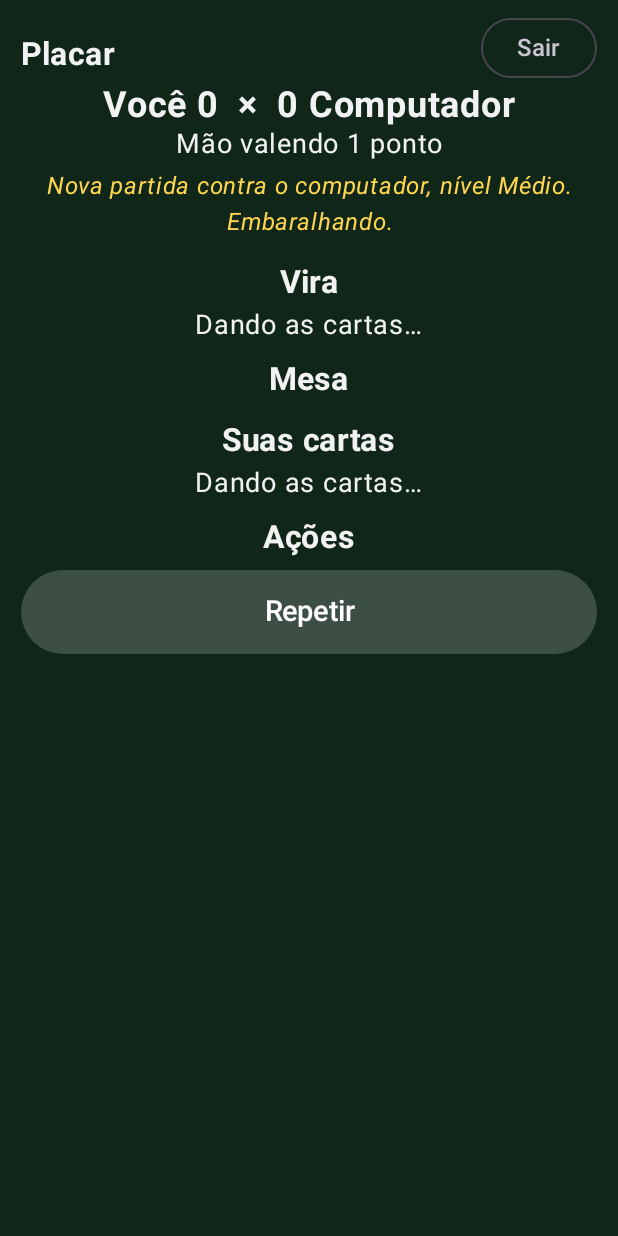
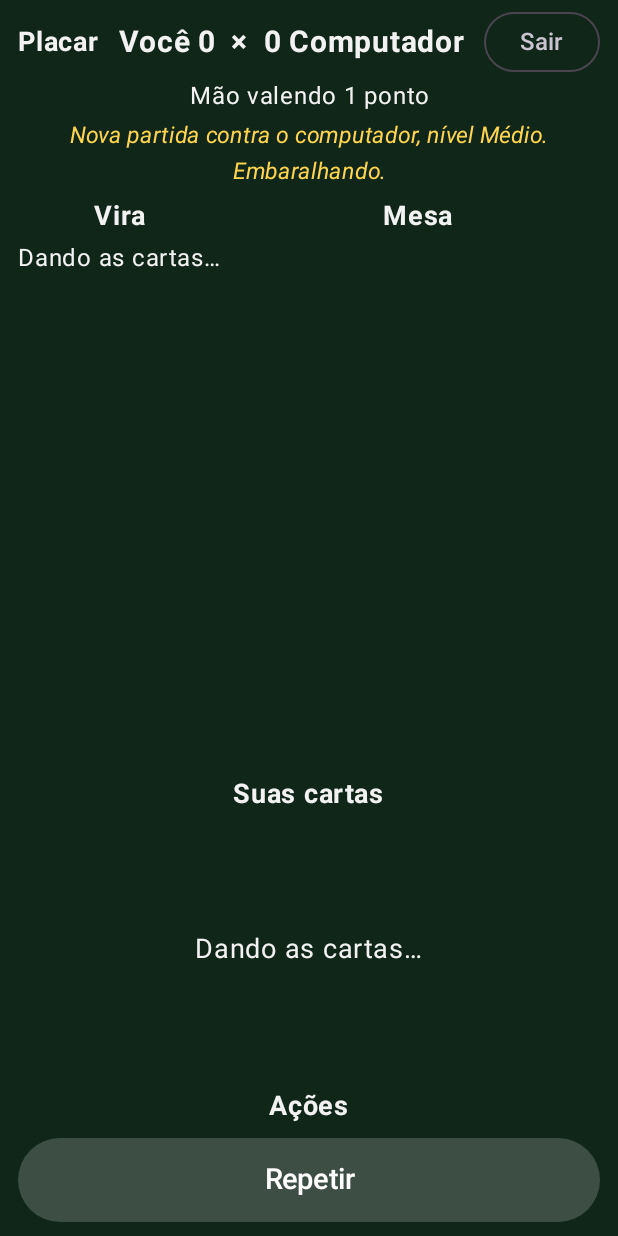
Before and after one commit to pdonizete/truco-android, an Android app built with Jetpack Compose: the screen it shows after launch (MainActivity), after a tap on an icon or button, on a phone screen of 412 x 824 dp. Run offline under Robolectric (Android 15) with nearby library versions, the phone set to English and light mode, and no system bars.

Commit message:
Corrige computador parado e deixa a tela de jogo inteira visível
A voz agora tem tempo máximo para avisar o fim da fala, então o computador não fica esperando para sempre. A tela de jogo não rola mais: as cartas mudam de tamanho conforme a tela e as ações ficam fixas embaixo, onde a exploração por toque encontra. Esperas entre as jogadas mais curtas.

Co-Authored-By: Claude <noreply@anthropic.com>

```diff
--- a/app/src/main/java/com/pdonizete/truco/speech/Voice.kt
+++ b/app/src/main/java/com/pdonizete/truco/speech/Voice.kt
@@ -3,16 +3,21 @@ package com.pdonizete.truco.speech
 import android.content.Context
 import android.os.Handler
 import android.os.Looper
+import android.os.SystemClock
 import android.speech.tts.TextToSpeech
 import android.speech.tts.UtteranceProgressListener
 import java.util.Locale
 import java.util.concurrent.ConcurrentHashMap
+import java.util.concurrent.atomic.AtomicBoolean
 import java.util.concurrent.atomic.AtomicInteger
 
 /**
  * Voz própria do app (TextToSpeech em português do Brasil, velocidade 1,05).
  * [speak] fala um texto; [afterQueue] roda uma ação quando a fila de fala termina.
- * Pedidos feitos antes de o motor de voz iniciar ficam guardados e rodam depois.
+ *
+ * O jogo depende de [afterQueue] para seguir em frente, então ela nunca pode ficar presa:
+ * alguns motores de voz não avisam o fim da fala (por exemplo quando o TalkBack interrompe).
+ * Por isso cada ação tem um tempo máximo, estimado pelo tamanho do texto na fila.
  */
 class Voice(context: Context) {
     private enum class State { STARTING, READY, FAILED }
@@ -22,7 +27,20 @@ class Voice(context: Context) {
     private val callbacks = ConcurrentHashMap<String, () -> Unit>()
     private val counter = AtomicInteger()
     private var state = State.STARTING
+
+    /** Momento estimado (SystemClock.uptimeMillis) em que a fila de fala termina. */
+    private var expectedEnd = 0L
     private val tts = TextToSpeech(context.applicationContext) { status -> main.post { onInit(status) } }
+
+    init {
+        // Se o motor de voz não responder, o jogo não pode ficar parado esperando por ele.
+        main.postDelayed({
+            if (state == State.STARTING) {
+                state = State.FAILED
+                drainWaiting()
+            }
+        }, INIT_TIMEOUT_MS)
+    }
 
     /** Desligada, a voz não fala e [afterQueue] roda a ação na hora. */
     var enabled = true
@@ -32,6 +50,7 @@ class Voice(context: Context) {
         }
 
     private fun onInit(status: Int) {
+        if (state == State.READY) return
         if (status != TextToSpeech.SUCCESS) {
             state = State.FAILED
         } else {
@@ -51,6 +70,10 @@ class Voice(context: Context) {
             })
             state = State.READY
         }
+        drainWaiting()
+    }
+
+    private fun drainWaiting() {
         val queued = waiting.toList()
         waiting.clear()
         queued.forEach { it() }
@@ -76,20 +99,30 @@ class Voice(context: Context) {
             State.STARTING -> waiting += { speak(text, flush) }
             State.READY -> {
                 if (flush) releaseCallbacks()
+                val now = SystemClock.uptimeMillis()
+                val start = if (flush) now else maxOf(now, expectedEnd)
+                expectedEnd = start + estimateMs(text)
                 val mode = if (flush) TextToSpeech.QUEUE_FLUSH else TextToSpeech.QUEUE_ADD
                 tts.speak(text, mode, null, "f" + counter.incrementAndGet())
             }
         }
     }
 
-    /** Roda [action] quando tudo o que está na fila de fala terminar. */
+    /** Roda [action] uma única vez, quando a fila de fala terminar ou quando passar o tempo máximo. */
     fun afterQueue(action: () -> Unit) {
         when {
             !enabled || state == State.FAILED -> main.post(action)
             state == State.STARTING -> waiting += { afterQueue(action) }
             else -> {
                 val id = "q" + counter.incrementAndGet()
-                callbacks[id] = action
+                val done = AtomicBoolean(false)
+                val run: () -> Unit = { if (done.compareAndSet(false, true)) action() }
+                callbacks[id] = run
+                val wait = maxOf(0L, expectedEnd - SystemClock.uptimeMillis()) + GRACE_MS
+                main.postDelayed({
+                    callbacks.remove(id)
+                    run()
+                }, wait)
                 if (tts.playSilentUtterance(1, TextToSpeech.QUEUE_ADD, id) != TextToSpeech.SUCCESS) finished(id)
             }
         }
@@ -97,11 +130,21 @@ class Voice(context: Context) {
 
     fun stop() {
         if (state == State.READY) tts.stop()
+        expectedEnd = 0L
         releaseCallbacks()
     }
 
     fun shutdown() {
+        main.removeCallbacksAndMessages(null)
         callbacks.clear()
         tts.shutdown()
     }
+
+    private companion object {
+        const val INIT_TIMEOUT_MS = 6000L
+        const val GRACE_MS = 1500L
+
+        /** Estimativa folgada da duração da fala: cerca de 14 caracteres por segundo. */
+        fun estimateMs(text: String): Long = 500L + text.length * 70L
+    }
 }
--- a/app/src/main/java/com/pdonizete/truco/ui/AppViewModel.kt
+++ b/app/src/main/java/com/pdonizete/truco/ui/AppViewModel.kt
@@ -146,11 +146,11 @@ class AppViewModel(app: Application) : AndroidViewModel(app) {
         sfx.playShuffle()
         val gen = generation
         viewModelScope.launch(gameJobs) {
-            delay(1600)
-            repeat(6) { sfx.playDeal(); delay(140) }
-            delay(100)
+            delay(1100)
+            repeat(6) { sfx.playDeal(); delay(90) }
+            delay(60)
             sfx.playVira()
-            delay(300)
+            delay(200)
             val m = match ?: return@launch
             if (gen != generation) return@launch
             dealing = false
@@ -232,8 +232,12 @@ class AppViewModel(app: Application) : AndroidViewModel(app) {
 
     // ---------------- Computador
 
+    /** Só a última jogada agendada do computador vale; agendamentos antigos são ignorados. */
+    private var cpuTicket = 0
+
     private fun cpuLater() {
-        afterSpeech { later(if (voiceActive) 600 else 1200) { cpuAct() } }
+        val ticket = ++cpuTicket
+        afterSpeech { later(if (voiceActive) 350 else 900) { if (ticket == cpuTicket) cpuAct() } }
     }
 
     private fun cpuAct() {
--- a/app/src/main/java/com/pdonizete/truco/ui/CardView.kt
+++ b/app/src/main/java/com/pdonizete/truco/ui/CardView.kt
@@ -12,6 +12,7 @@ import androidx.compose.runtime.Composable
 import androidx.compose.ui.Alignment
 import androidx.compose.ui.Modifier
 import androidx.compose.ui.draw.clip
+import androidx.compose.ui.platform.LocalDensity
 import androidx.compose.ui.text.font.FontWeight
 import androidx.compose.ui.unit.Dp
 import androidx.compose.ui.unit.dp
@@ -33,6 +34,7 @@ private fun suitColor(s: Suit) = if (s == Suit.OUROS || s == Suit.COPAS) Palette
 /**
  * Desenho de uma carta: valor e naipe grandes; manilha com borda dourada.
  * Não entra na árvore de acessibilidade: quem descreve a carta é o contêiner (clearAndSetSemantics).
+ * O texto acompanha o tamanho da carta, não a escala de fonte do sistema, para não vazar da carta.
  */
 @Composable
 fun CardFace(
@@ -44,6 +46,7 @@ fun CardFace(
 ) {
     val shape = RoundedCornerShape(width * 0.12f)
     val special = !faceDown && vira != null && card.isManilha(vira)
+    val k = width.value / LocalDensity.current.fontScale
     Box(
         modifier
             .size(width, width * 1.45f)
@@ -63,16 +66,13 @@ fun CardFace(
             Column(horizontalAlignment = Alignment.CenterHorizontally, verticalArrangement = Arrangement.Center) {
                 Text(
                     card.rank.symbol, color = color, fontWeight = FontWeight.Bold,
-                    fontSize = (width.value * 0.42f).sp, lineHeight = (width.value * 0.46f).sp,
+                    fontSize = (k * 0.42f).sp, lineHeight = (k * 0.46f).sp,
                 )
-                Text(
-                    suitSymbol(card.suit), color = color,
-                    fontSize = (width.value * 0.40f).sp, lineHeight = (width.value * 0.44f).sp,
-                )
+                Text(suitSymbol(card.suit), color = color, fontSize = (k * 0.40f).sp, lineHeight = (k * 0.44f).sp)
                 if (special) {
                     Text(
                         if (card.isZap(vira!!)) "ZAP" else "MANILHA", color = Palette.Black,
-                        fontWeight = FontWeight.Bold, fontSize = (width.value * 0.12f).sp,
+                        fontWeight = FontWeight.Bold, fontSize = (k * 0.12f).sp,
                     )
                 }
             }
--- a/app/src/main/java/com/pdonizete/truco/ui/GameScreen.kt
+++ b/app/src/main/java/com/pdonizete/truco/ui/GameScreen.kt
@@ -6,16 +6,16 @@ import androidx.compose.foundation.clickable
 import androidx.compose.foundation.focusable
 import androidx.compose.foundation.layout.Arrangement
 import androidx.compose.foundation.layout.Box
+import androidx.compose.foundation.layout.BoxWithConstraints
 import androidx.compose.foundation.layout.Column
 import androidx.compose.foundation.layout.Row
+import androidx.compose.foundation.layout.fillMaxHeight
 import androidx.compose.foundation.layout.fillMaxSize
 import androidx.compose.foundation.layout.fillMaxWidth
 import androidx.compose.foundation.layout.heightIn
 import androidx.compose.foundation.layout.padding
 import androidx.compose.foundation.layout.safeDrawingPadding
-import androidx.compose.foundation.rememberScrollState
 import androidx.compose.foundation.shape.RoundedCornerShape
-import androidx.compose.foundation.verticalScroll
 import androidx.compose.material3.AlertDialog
 import androidx.compose.material3.Text
 import androidx.compose.material3.TextButton
@@ -43,15 +43,22 @@ import androidx.compose.ui.semantics.semantics
 import androidx.compose.ui.text.font.FontStyle
 import androidx.compose.ui.text.font.FontWeight
 import androidx.compose.ui.text.style.TextAlign
+import androidx.compose.ui.text.style.TextOverflow
+import androidx.compose.ui.unit.Dp
 import androidx.compose.ui.unit.dp
 import androidx.compose.ui.unit.sp
 import com.pdonizete.truco.game.Card
+import com.pdonizete.truco.game.Hand
 import com.pdonizete.truco.game.Response
 import com.pdonizete.truco.game.Words
 import com.pdonizete.truco.game.nextRaise
 
 private class Action(val label: String, val color: Color, val onClick: () -> Unit)
 
+/**
+ * Tela de jogo. Cabe inteira na tela, sem rolar, para a exploração por toque achar tudo:
+ * placar em cima, vira e mesa no meio, suas cartas e as ações fixas embaixo.
+ */
 @Composable
 fun GameScreen(vm: AppViewModel) {
     val askExit = rememberConfirm("Deseja sair da partida?") { vm.backToMenu() }
@@ -88,90 +95,6 @@ fun GameScreen(vm: AppViewModel) {
         )
     }
 
-    Column(
-        Modifier
-            .fillMaxSize()
-            .background(Palette.Bg)
-            .safeDrawingPadding()
-            .verticalScroll(rememberScrollState())
-            .semantics { isTraversalGroup = true }
-            .padding(horizontal = 14.dp, vertical = 8.dp),
-        horizontalAlignment = Alignment.CenterHorizontally,
-    ) {
-        // Placar. O botão Sair fica no canto, mas por último na varredura.
-        Row(Modifier.fillMaxWidth(), verticalAlignment = Alignment.CenterVertically) {
-            SectionTitle("Placar", Modifier.weight(1f))
-            ExitButton("Sair") { askExit() }
-        }
-        Text(
-            vm.scoreDisplay(),
-            fontSize = 24.sp,
-            fontWeight = FontWeight.Bold,
-            modifier = Modifier.clearAndSetSemantics { contentDescription = vm.scoreDescription() },
-        )
-        Text(vm.handValueText(h), fontSize = 18.sp, textAlign = TextAlign.Center)
-        // Linha de status. Com a voz do app ligada, o TalkBack não repete o que a voz já falou;
-        // com a voz desligada, ela vira região ativa e o TalkBack lê cada aviso.
-        Text(
-            vm.status,
-            color = Palette.Status,
-            fontStyle = FontStyle.Italic,
-            fontSize = 16.sp,
-            textAlign = TextAlign.Center,
-            modifier = Modifier
-                .fillMaxWidth()
-                .heightIn(min = 40.dp)
-                .padding(vertical = 4.dp)
-                .then(
-                    if (vm.voiceActive) Modifier.clearAndSetSemantics { }
-                    else Modifier.semantics { liveRegion = LiveRegionMode.Polite },
-                ),
-        )
-
-        SectionTitle("Vira")
-        if (vm.dealing) {
-            Text("Dando as cartas…", fontSize = 18.sp)
-        } else {
-            Row(
-                verticalAlignment = Alignment.CenterVertically,
-                horizontalArrangement = Arrangement.spacedBy(12.dp),
-                modifier = Modifier.clearAndSetSemantics { contentDescription = vm.viraText(h) },
-            ) {
-                CardFace(h.vira, null, width = 64.dp)
-                Text("Manilha: ${Words.manilha(h.vira)}", fontSize = 20.sp, fontWeight = FontWeight.SemiBold)
-            }
-        }
-
-        SectionTitle("Mesa")
-        if (!vm.dealing) TableArea(vm, h)
-
-        SectionTitle("Suas cartas", Modifier.focusRequester(handHeading).focusable())
-        when {
-            vm.dealing -> Text("Dando as cartas…", fontSize = 18.sp)
-            h.hands[ME].isEmpty() -> Text("Você não tem mais cartas.", fontSize = 18.sp)
-            else -> Row(horizontalArrangement = Arrangement.spacedBy(10.dp)) {
-                h.hands[ME].forEachIndexed { i, card ->
-                    key(card.id) {
-                        val label = vm.cardLabel(h, card, i)
-                        val play = { if (vm.tapCard(card)) choosing = card }
-                        CardFace(
-                            card, h.vira, width = 92.dp, faceDown = h.blind,
-                            modifier = Modifier
-                                .then(if (i == 0) Modifier.focusRequester(firstCard) else Modifier)
-                                .clip(RoundedCornerShape(11.dp))
-                                .clickable(onClick = play)
-                                .clearAndSetSemantics {
-                                    contentDescription = label
-                                    role = Role.Button
-                                    onClick { play(); true }
-                                },
-                        )
-                    }
-                }
-            }
-        }
-
-        SectionTitle("Ações")
     val actions = buildList {
         val p = h.pending
         when {
@@ -196,9 +119,141 @@ fun GameScreen(vm: AppViewModel) {
         }
         add(Action("Repetir", Palette.Muted) { vm.describe() })
     }
-        actions.forEachIndexed { i, a ->
+
+    BoxWithConstraints(
+        Modifier
+            .fillMaxSize()
+            .background(Palette.Bg)
+            .safeDrawingPadding(),
+    ) {
+        // Tamanho das cartas a partir da tela: três cartas na largura e espaço para o resto na altura.
+        val handW = minOf(
+            (maxWidth - 48.dp) / 3,
+            (maxHeight - 400.dp).coerceAtLeast(120.dp) * 0.45f / 1.45f,
+            120.dp,
+        ).coerceAtLeast(52.dp)
+        val tableW = handW * 0.75f
+
+        Column(
+            Modifier
+                .fillMaxSize()
+                .semantics { isTraversalGroup = true }
+                .padding(horizontal = 12.dp, vertical = 4.dp),
+            horizontalAlignment = Alignment.CenterHorizontally,
+        ) {
+            // Placar. O botão Sair fica no canto, mas por último na varredura.
+            Row(Modifier.fillMaxWidth(), verticalAlignment = Alignment.CenterVertically) {
+                SectionTitle("Placar", size = 18, top = 4.dp)
+                Text(
+                    vm.scoreDisplay(),
+                    fontSize = 20.sp,
+                    fontWeight = FontWeight.Bold,
+                    textAlign = TextAlign.Center,
+                    modifier = Modifier
+                        .weight(1f)
+                        .clearAndSetSemantics { contentDescription = vm.scoreDescription() },
+                )
+                ExitButton("Sair") { askExit() }
+            }
+            Text(vm.handValueText(h), fontSize = 16.sp, textAlign = TextAlign.Center)
+            // Linha de status. Com a voz do app ligada, o TalkBack não repete o que a voz já falou;
+            // com a voz desligada, ela vira região ativa e o TalkBack lê cada aviso.
+            Text(
+                vm.status,
+                color = Palette.Status,
+                fontStyle = FontStyle.Italic,
+                fontSize = 15.sp,
+                textAlign = TextAlign.Center,
+                maxLines = 2,
+                overflow = TextOverflow.Ellipsis,
+                modifier = Modifier
+                    .fillMaxWidth()
+                    .heightIn(min = 40.dp)
+                    .padding(vertical = 2.dp)
+                    .then(
+                        if (vm.voiceActive) Modifier.clearAndSetSemantics { }
+                        else Modifier.semantics { liveRegion = LiveRegionMode.Polite },
+                    ),
+            )
+
+            // Vira à esquerda e mesa à direita. Cada coluna é um grupo, para o TalkBack ler
+            // a vira inteira antes da mesa.
+            Row(
+                Modifier
+                    .fillMaxWidth()
+                    .weight(1f),
+                horizontalArrangement = Arrangement.spacedBy(10.dp),
+            ) {
+                Column(
+                    Modifier.fillMaxHeight().semantics { isTraversalGroup = true },
+                    horizontalAlignment = Alignment.CenterHorizontally,
+                ) {
+                    SectionTitle("Vira", size = 18, top = 4.dp)
+                    if (vm.dealing) {
+                        Text("Dando as cartas…", fontSize = 16.sp)
+                    } else {
+                        Column(
+                            horizontalAlignment = Alignment.CenterHorizontally,
+                            modifier = Modifier.clearAndSetSemantics { contentDescription = vm.viraText(h) },
+                        ) {
+                            CardFace(h.vira, null, width = tableW)
+                            Text("Manilha: ${Words.manilha(h.vira)}", fontSize = 16.sp, fontWeight = FontWeight.SemiBold)
+                        }
+                    }
+                }
+                Column(
+                    Modifier.weight(1f).fillMaxHeight().semantics { isTraversalGroup = true },
+                    horizontalAlignment = Alignment.CenterHorizontally,
+                ) {
+                    SectionTitle("Mesa", size = 18, top = 4.dp)
+                    if (!vm.dealing) TableArea(vm, h, tableW, Modifier.fillMaxWidth().weight(1f))
+                }
+            }
+
+            SectionTitle("Suas cartas", Modifier.focusRequester(handHeading).focusable(), size = 18, top = 6.dp)
+            Box(Modifier.heightIn(min = handW * 1.45f), contentAlignment = Alignment.Center) {
+                when {
+                    vm.dealing -> Text("Dando as cartas…", fontSize = 18.sp)
+                    h.hands[ME].isEmpty() -> Text("Você não tem mais cartas.", fontSize = 18.sp)
+                    else -> Row(horizontalArrangement = Arrangement.spacedBy(10.dp)) {
+                        h.hands[ME].forEachIndexed { i, card ->
+                            key(card.id) {
+                                val label = vm.cardLabel(h, card, i)
+                                val play = { if (vm.tapCard(card)) choosing = card }
+                                CardFace(
+                                    card, h.vira, width = handW, faceDown = h.blind,
+                                    modifier = Modifier
+                                        .then(if (i == 0) Modifier.focusRequester(firstCard) else Modifier)
+                                        .clip(RoundedCornerShape(handW * 0.12f))
+                                        .clickable(onClick = play)
+                                        .clearAndSetSemantics {
+                                            contentDescription = label
+                                            role = Role.Button
+                                            onClick { play(); true }
+                                        },
+                                )
+                            }
+                        }
+                    }
+                }
+            }
+
+            SectionTitle("Ações", size = 18, top = 6.dp)
+            actions.chunked(2).forEachIndexed { r, row ->
+                Row(Modifier.fillMaxWidth(), horizontalArrangement = Arrangement.spacedBy(8.dp)) {
+                    row.forEachIndexed { c, a ->
                         key(a.label) {
-                BigButton(a.label, a.color, if (i == 0) Modifier.focusRequester(firstAction) else Modifier, a.onClick)
+                            BigButton(
+                                a.label,
+                                a.color,
+                                Modifier
+                                    .weight(1f)
+                                    .then(if (r == 0 && c == 0) Modifier.focusRequester(firstAction) else Modifier),
+                                a.onClick,
+                            )
+                        }
+                    }
+                }
             }
         }
     }
@@ -206,33 +261,32 @@ fun GameScreen(vm: AppViewModel) {
 
 /** Cartas da rodada em andamento (ou da última rodada, se a mesa acabou de ser limpa). */
 @Composable
-private fun TableArea(vm: AppViewModel, h: com.pdonizete.truco.game.Hand) {
+private fun TableArea(vm: AppViewModel, h: Hand, cardW: Dp, modifier: Modifier) {
     val plays = if (h.table.isEmpty() && h.tricks.isNotEmpty()) h.tricks.last().plays else h.table
     Box(
-        Modifier
-            .fillMaxWidth()
+        modifier
             .clip(RoundedCornerShape(12.dp))
             .background(Palette.Felt)
-            .padding(10.dp)
+            .padding(8.dp)
             .clearAndSetSemantics { contentDescription = vm.tableText(h) },
         contentAlignment = Alignment.Center,
     ) {
         Column(horizontalAlignment = Alignment.CenterHorizontally) {
             if (plays.isEmpty()) {
-                Text("Mesa vazia", fontSize = 18.sp)
+                Text("Mesa vazia", fontSize = 16.sp)
             } else {
-                Row(horizontalArrangement = Arrangement.spacedBy(16.dp)) {
+                Row(horizontalArrangement = Arrangement.spacedBy(12.dp)) {
                     plays.forEach { p ->
                         Column(horizontalAlignment = Alignment.CenterHorizontally) {
-                            Text(if (p.player == ME) "Você" else "Computador", fontSize = 16.sp)
-                            CardFace(p.card, h.vira, width = 72.dp, faceDown = p.covered)
+                            Text(if (p.player == ME) "Você" else "Computador", fontSize = 14.sp)
+                            CardFace(p.card, h.vira, width = cardW, faceDown = p.covered)
                         }
                     }
                 }
             }
             val line = vm.tricksLine(h)
-            if (line.isNotEmpty()) Text("Rodadas: $line", fontSize = 16.sp, modifier = Modifier.padding(top = 6.dp))
-            Text("Computador: ${vm.cardsCount(h.hands[CPU].size)}", fontSize = 16.sp)
+            if (line.isNotEmpty()) Text(line, fontSize = 14.sp, textAlign = TextAlign.Center)
+            Text("Computador: ${vm.cardsCount(h.hands[CPU].size)}", fontSize = 14.sp)
         }
     }
 }
--- a/app/src/main/java/com/pdonizete/truco/ui/Widgets.kt
+++ b/app/src/main/java/com/pdonizete/truco/ui/Widgets.kt
@@ -26,6 +26,7 @@ import androidx.compose.ui.semantics.heading
 import androidx.compose.ui.semantics.semantics
 import androidx.compose.ui.text.font.FontWeight
 import androidx.compose.ui.text.style.TextAlign
+import androidx.compose.ui.unit.Dp
 import androidx.compose.ui.unit.dp
 import androidx.compose.ui.unit.sp
 import kotlinx.coroutines.delay
@@ -44,12 +45,12 @@ fun FocusOnToken(requester: FocusRequester, token: Int) {
 
 /** Título de área, marcado como heading para o gesto de navegar por títulos. */
 @Composable
-fun SectionTitle(text: String, modifier: Modifier = Modifier, size: Int = 21) {
+fun SectionTitle(text: String, modifier: Modifier = Modifier, size: Int = 21, top: Dp = 12.dp) {
     Text(
         text,
         fontSize = size.sp,
         fontWeight = FontWeight.Bold,
-        modifier = modifier.padding(top = 12.dp, bottom = 4.dp).semantics { heading() },
+        modifier = modifier.padding(top = top, bottom = 4.dp).semantics { heading() },
     )
 }
 
```
Lines whose indentation alone changed are shown as unchanged.
